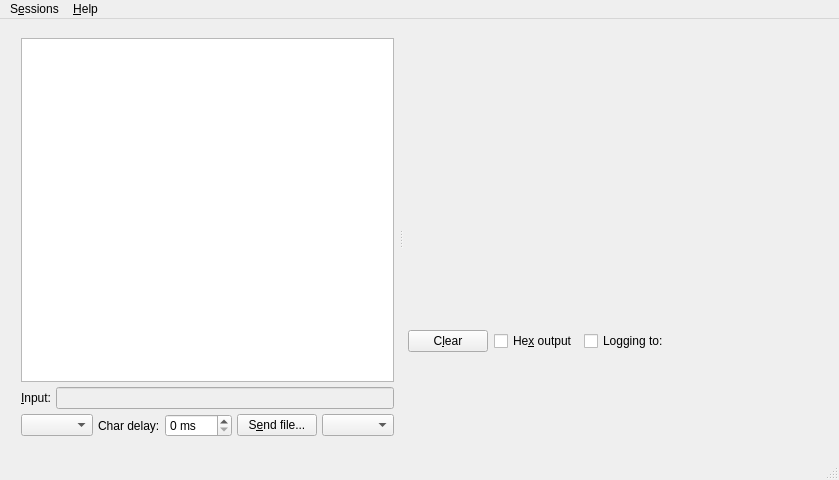
Before: the Qt Designer form mainwindow.ui in asanza/CuteCom, drawn with Qt 5.
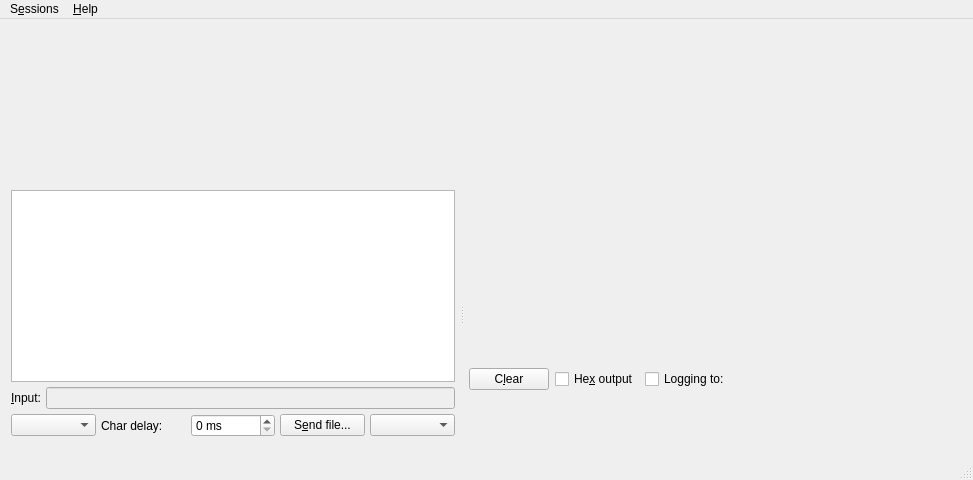
After: the same form once the commit is applied. Icons and pictures are not drawn. Custom widgets are drawn as their Qt base class.

Commit message: fix settings dialog layout

The edit to the form file:
```diff
--- a/mainwindow.ui
+++ b/mainwindow.ui
@@ -6,7 +6,7 @@
    <rect>
     <x>0</x>
     <y>0</y>
-    <width>640</width>
+    <width>973</width>
     <height>480</height>
    </rect>
   </property>
@@ -24,6 +24,9 @@
     <property name="topMargin">
      <number>9</number>
     </property>
+    <item>
+     <widget class="ControlPanel" name="controlPanel" native="true"/>
+    </item>
     <item>
      <widget class="QSplitter" name="m_mainSplitter">
       <property name="sizePolicy">
@@ -68,7 +71,7 @@
          <enum>QLayout::SetMinimumSize</enum>
         </property>
         <property name="leftMargin">
-         <number>10</number>
+         <number>0</number>
         </property>
         <property name="topMargin">
          <number>10</number>
@@ -226,7 +229,7 @@
          <number>10</number>
         </property>
         <property name="rightMargin">
-         <number>10</number>
+         <number>0</number>
         </property>
         <property name="bottomMargin">
          <number>10</number>
@@ -330,8 +333,8 @@
     <rect>
      <x>0</x>
      <y>0</y>
-     <width>640</width>
-     <height>30</height>
+     <width>973</width>
+     <height>29</height>
     </rect>
    </property>
    <widget class="QMenu" name="menuSessions">
@@ -395,6 +398,12 @@
    <extends>QWidget</extends>
    <header>datadisplay.h</header>
   </customwidget>
+  <customwidget>
+   <class>ControlPanel</class>
+   <extends>QWidget</extends>
+   <header location="global">controlpanel.h</header>
+   <container>1</container>
+  </customwidget>
  </customwidgets>
  <resources>
   <include location="resources.qrc"/>
```
Left out of the diff: 2 changed lines with no effect on the pictures. The commit also changes 5 other files.
